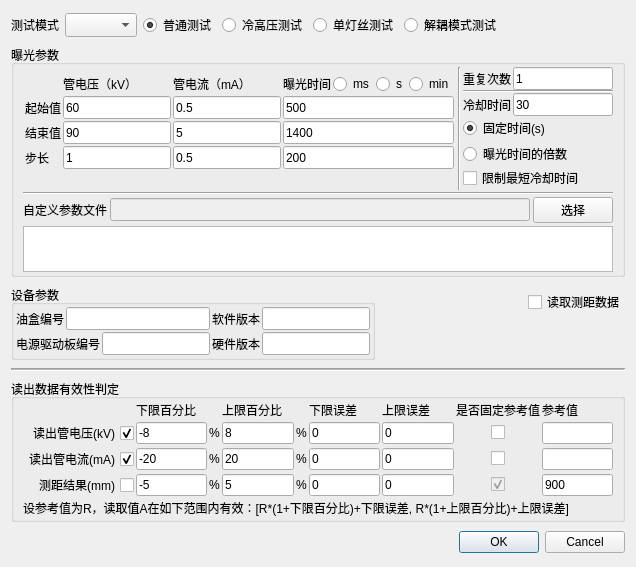
Old version of the form test_param_settings.ui in the repository curious-heart/X-exposer-tool.
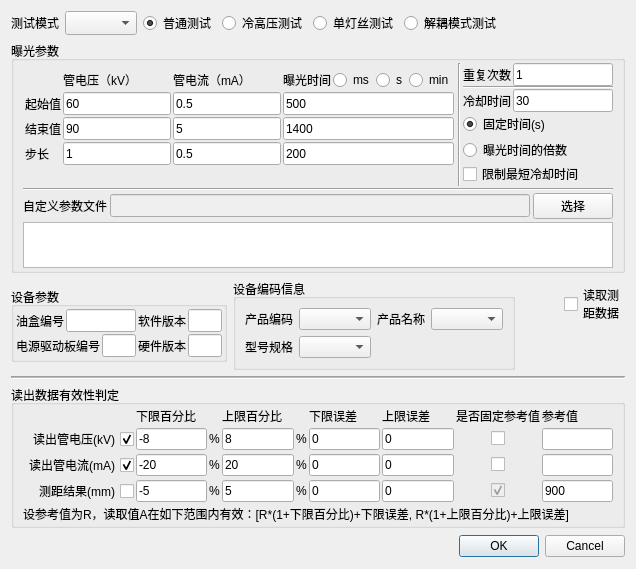
New version of the form.

Commit message: Add pdt info select and save(in test result)

Patch:
```diff
--- a/test_param_settings.ui
+++ b/test_param_settings.ui
@@ -580,7 +580,7 @@
     </widget>
    </item>
    <item>
-    <layout class="QHBoxLayout" name="horizontalLayout_14">
+    <layout class="QHBoxLayout" name="horizontalLayout_14" stretch="5,3,1,1">
      <property name="sizeConstraint">
       <enum>QLayout::SetDefaultConstraint</enum>
      </property>
@@ -737,6 +737,66 @@
        </layout>
       </widget>
      </item>
+     <item>
+      <widget class="QGroupBox" name="devCodInfoGrpBox">
+       <property name="title">
+        <string>设备编码信息</string>
+       </property>
+       <layout class="QVBoxLayout" name="verticalLayout_9">
+        <item>
+         <layout class="QHBoxLayout" name="horizontalLayout_24">
+          <item>
+           <widget class="QLabel" name="pdtCodeLbl">
+            <property name="text">
+             <string>产品编码</string>
+            </property>
+           </widget>
+          </item>
+          <item>
+           <widget class="QComboBox" name="pdtCodeCBox"/>
+          </item>
+          <item>
+           <widget class="QLabel" name="pdtNameLbl">
+            <property name="text">
+             <string>产品名称</string>
+            </property>
+           </widget>
+          </item>
+          <item>
+           <widget class="QComboBox" name="pdtNameCBox"/>
+          </item>
+         </layout>
+        </item>
+        <item>
+         <layout class="QHBoxLayout" name="horizontalLayout_27">
+          <item>
+           <widget class="QLabel" name="pdtMdlLbl">
+            <property name="text">
+             <string>型号规格</string>
+            </property>
+           </widget>
+          </item>
+          <item>
+           <widget class="QComboBox" name="pdtMdlCBox"/>
+          </item>
+          <item>
+           <spacer name="horizontalSpacer_3">
+            <property name="orientation">
+             <enum>Qt::Horizontal</enum>
+            </property>
+            <property name="sizeHint" stdset="0">
+             <size>
+              <width>40</width>
+              <height>20</height>
+             </size>
+            </property>
+           </spacer>
+          </item>
+         </layout>
+        </item>
+       </layout>
+      </widget>
+     </item>
      <item>
       <spacer name="horizontalSpacer_2">
        <property name="orientation">
@@ -758,7 +818,8 @@
        <item>
         <widget class="QCheckBox" name="readDistChBox">
          <property name="text">
-          <string>读取测距数据</string>
+          <string>读取测
+距数据</string>
          </property>
         </widget>
        </item>
```
The commit also changes 13 other files.
